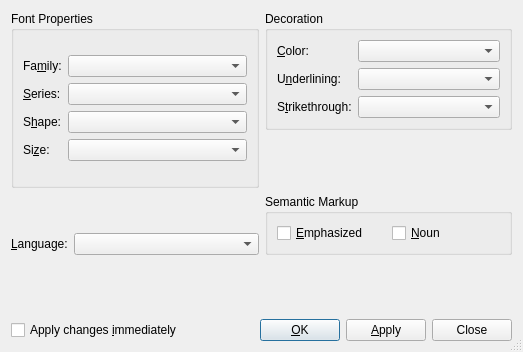
Before: the Qt Designer form src/frontends/qt4/ui/CharacterUi.ui in cburschka/lyx, drawn with Qt 5.
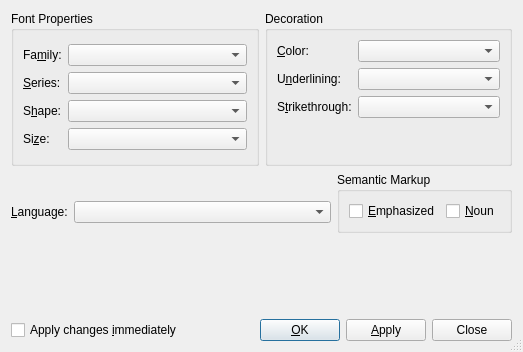
After: the same form once the commit is applied.

Commit message: Fine-tune character dialog UI

Diff of the .ui file:
```diff
--- a/src/frontends/qt4/ui/CharacterUi.ui
+++ b/src/frontends/qt4/ui/CharacterUi.ui
@@ -17,7 +17,9 @@
    <bool>true</bool>
   </property>
   <layout class="QGridLayout" name="gridLayout_6">
-   <item row="0" column="0" rowspan="2">
+   <item row="0" column="0">
+    <layout class="QHBoxLayout" name="horizontalLayout_2">
+     <item>
     <widget class="QGroupBox" name="groupBox">
      <property name="title">
       <string>Font Properties</string>
@@ -134,7 +136,7 @@
      </layout>
     </widget>
    </item>
-   <item row="0" column="1">
+     <item>
     <widget class="QGroupBox" name="groupBox_2">
      <property name="title">
       <string>Decoration</string>
@@ -219,14 +221,14 @@
         </item>
        </layout>
       </item>
-     </layout>
-    </widget>
-   </item>
-   <item row="1" column="1">
+        <item row="1" column="0">
     <spacer name="verticalSpacer_2">
      <property name="orientation">
       <enum>Qt::Vertical</enum>
      </property>
+          <property name="sizeType">
+           <enum>QSizePolicy::Fixed</enum>
+          </property>
      <property name="sizeHint" stdset="0">
       <size>
        <width>20</width>
@@ -235,13 +237,23 @@
      </property>
     </spacer>
    </item>
-   <item row="2" column="0">
+       </layout>
+      </widget>
+     </item>
+    </layout>
+   </item>
+   <item row="1" column="0">
+    <layout class="QHBoxLayout" name="horizontalLayout_3">
+     <item>
     <layout class="QVBoxLayout" name="verticalLayout">
      <item>
       <spacer name="verticalSpacer">
        <property name="orientation">
         <enum>Qt::Vertical</enum>
        </property>
+         <property name="sizeType">
+          <enum>QSizePolicy::Fixed</enum>
+         </property>
        <property name="sizeHint" stdset="0">
         <size>
          <width>20</width>
@@ -282,7 +294,7 @@
      </item>
     </layout>
    </item>
-   <item row="2" column="1">
+     <item>
     <widget class="QGroupBox" name="groupBox_3">
      <property name="title">
       <string>Semantic Markup</string>
@@ -311,7 +323,9 @@
      </layout>
     </widget>
    </item>
-   <item row="3" column="0">
+    </layout>
+   </item>
+   <item row="2" column="0">
     <spacer>
      <property name="orientation">
       <enum>Qt::Vertical</enum>
@@ -327,7 +341,7 @@
      </property>
     </spacer>
    </item>
-   <item row="4" column="0" colspan="2">
+   <item row="3" column="0">
     <layout class="QHBoxLayout">
      <property name="spacing">
       <number>6</number>
```
Lines whose indentation alone changed are shown as unchanged.
